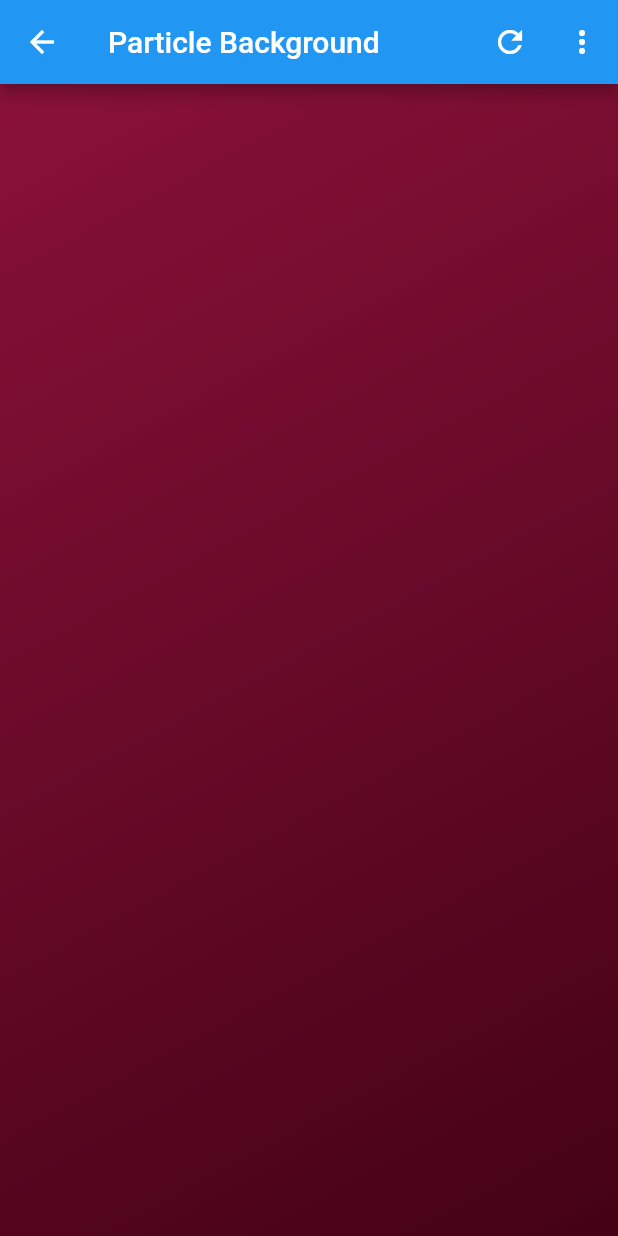
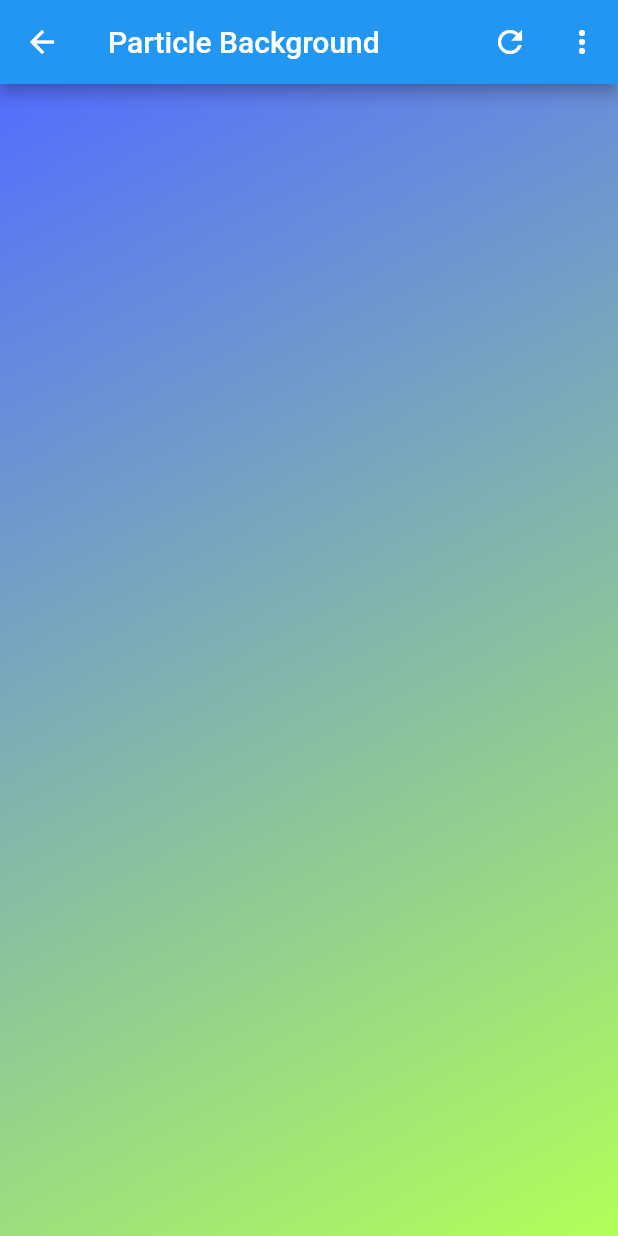
Before and after one commit to EmaGitHub/flutter_first_proj, a Flutter app: the Homescreen screen opened directly, after a tap on "Particle Background", on a phone screen of 412 x 824 dp. Run offline on Flutter 3.47's test engine with Material 2 defaults, Android fonts, the phone set to English and light mode, and no system bars; our stand-ins replace connectivity, flutter_staggered_animations, image_picker, simple_animations, toast.

Commit message:
background color

```diff
--- a/lib/examples/particle_background.dart
+++ b/lib/examples/particle_background.dart
@@ -116,9 +116,9 @@ class AnimatedBackground extends StatelessWidget {
   Widget build(BuildContext context) {
     final tween = MultiTrackTween([
       Track("color1").add(Duration(seconds: 3),
-          ColorTween(begin: Color(0xff8a113a), end: Colors.lightBlue.shade900)),
+          ColorTween(begin: Colors.indigoAccent, end: Colors.purpleAccent)),
       Track("color2").add(Duration(seconds: 3),
-          ColorTween(begin: Color(0xff440216), end: Colors.blue.shade600))
+          ColorTween(begin: Colors.lightGreenAccent, end: Colors.greenAccent))
     ]);
 
     return ControlledAnimation(
```
